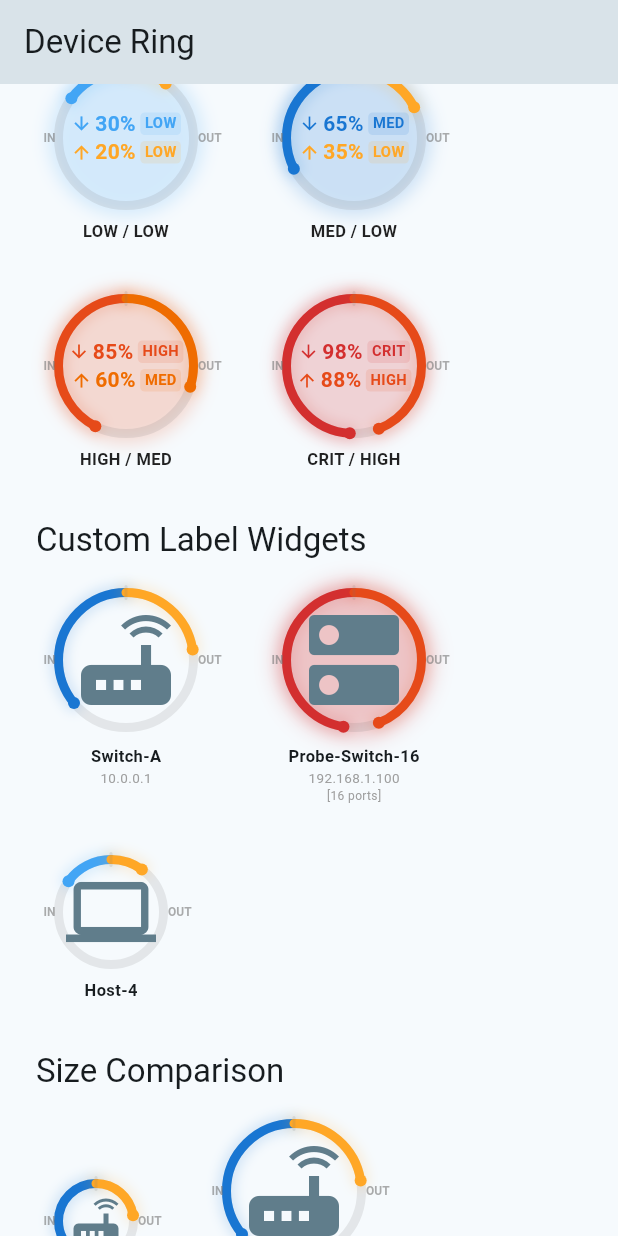
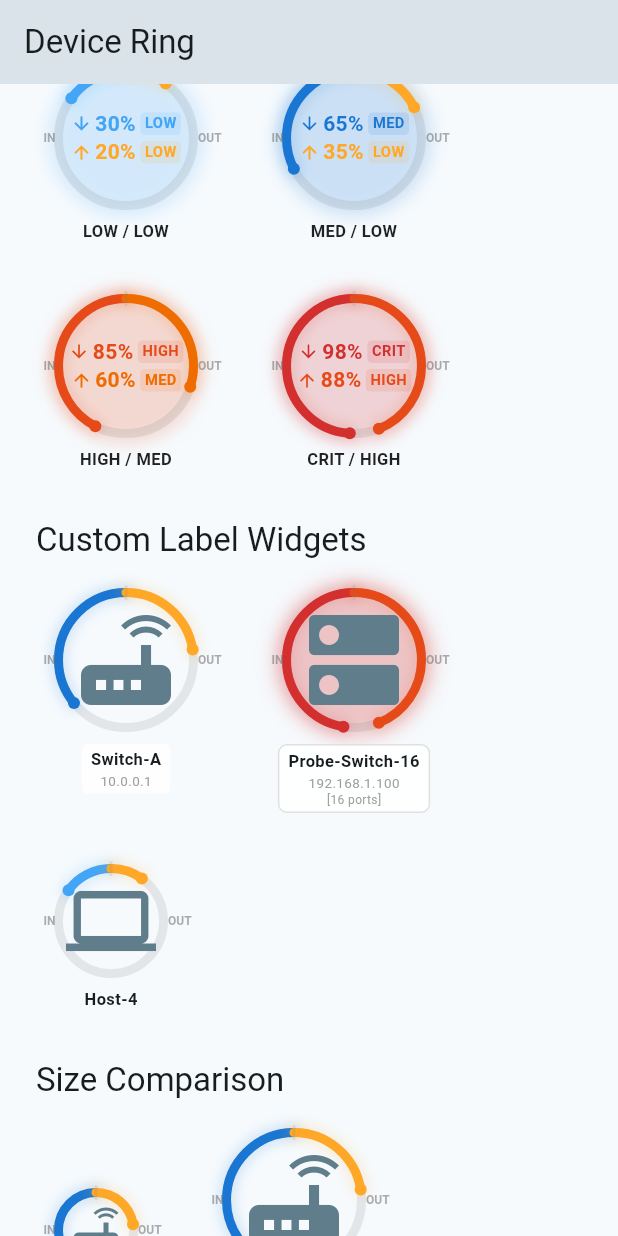
Before and after one commit to lianghualin/flutter_device_ring, a Flutter app: the screen it shows after launch, scrolled down 1152 dp, on a phone screen of 412 x 824 dp. Run offline on Flutter 3.47's test engine with Material 3 defaults, Android fonts, the phone set to English and light mode, and no system bars.

Commit message:
Add labelBackgroundDecoration for label readability (v0.2.1)
Labels in topology views become unreadable when connection lines cross
behind them. Add labelBackgroundDecoration and labelBackgroundPadding
parameters to wrap the label in a decorated container with configurable
background color, border radius, and shadow.

Co-Authored-By: Claude Opus 4.6 (1M context) <noreply@anthropic.com>

```diff
--- a/example/lib/main.dart
+++ b/example/lib/main.dart
@@ -220,6 +220,10 @@ class _DemoPageState extends State<DemoPage> {
                     ],
                   ),
                   labelPadding: const EdgeInsets.only(top: 6),
+                  labelBackgroundDecoration: BoxDecoration(
+                    color: Colors.white.withAlpha(217),
+                    borderRadius: BorderRadius.circular(4),
+                  ),
                   child: const Icon(Icons.router, size: 40, color: Colors.blueGrey),
                 ),
                 DeviceRing(
@@ -251,6 +255,11 @@ class _DemoPageState extends State<DemoPage> {
                   ),
                   labelMaxWidth: 120,
                   labelPadding: const EdgeInsets.only(top: 6),
+                  labelBackgroundDecoration: BoxDecoration(
+                    color: Colors.white.withAlpha(230),
+                    borderRadius: BorderRadius.circular(6),
+                    border: Border.all(color: Colors.grey.shade300),
+                  ),
                   child: const Icon(Icons.dns, size: 40, color: Colors.blueGrey),
                 ),
                 DeviceRing(
--- a/lib/src/device_ring.dart
+++ b/lib/src/device_ring.dart
@@ -65,6 +65,15 @@ class DeviceRing extends StatefulWidget {
   /// Padding between the ring and the label area.
   final EdgeInsets labelPadding;
 
+  /// Background decoration for the label area. When provided, wraps the
+  /// label content in a [Container] with this decoration and inner padding.
+  /// Useful for readability when connection lines or other elements
+  /// overlap the label area.
+  final BoxDecoration? labelBackgroundDecoration;
+
+  /// Inner padding applied when [labelBackgroundDecoration] is set.
+  final EdgeInsets labelBackgroundPadding;
+
   const DeviceRing({
     super.key,
     required this.inbound,
@@ -81,6 +90,9 @@ class DeviceRing extends StatefulWidget {
     this.labelWidget,
     this.labelMaxWidth,
     this.labelPadding = const EdgeInsets.only(top: 4),
+    this.labelBackgroundDecoration,
+    this.labelBackgroundPadding =
+        const EdgeInsets.symmetric(horizontal: 6, vertical: 2),
   });
 
   @override
@@ -267,10 +279,14 @@ class _DeviceRingState extends State<DeviceRing>
               if (hasLabel)
                 Padding(
                   padding: widget.labelPadding,
-                  child: ConstrainedBox(
+                  child: Container(
                     constraints: BoxConstraints(
                       maxWidth: widget.labelMaxWidth ?? widget.size,
                     ),
+                    decoration: widget.labelBackgroundDecoration,
+                    padding: widget.labelBackgroundDecoration != null
+                        ? widget.labelBackgroundPadding
+                        : null,
                     child: labelContent,
                   ),
                 ),
--- a/pubspec.yaml
+++ b/pubspec.yaml
@@ -1,6 +1,6 @@
 name: flutter_device_ring
 description: A customizable traffic utilization ring gauge widget for Flutter. Displays network utilization with animated arcs, tier colors, and smooth state transitions.
-version: 0.2.0
+version: 0.2.1
 homepage: https://github.com/lianghualin/flutter_device_ring
 repository: https://github.com/lianghualin/flutter_device_ring
 issue_tracker: https://github.com/lianghualin/flutter_device_ring/issues
```
Also changed, not shown: 3 other files.
